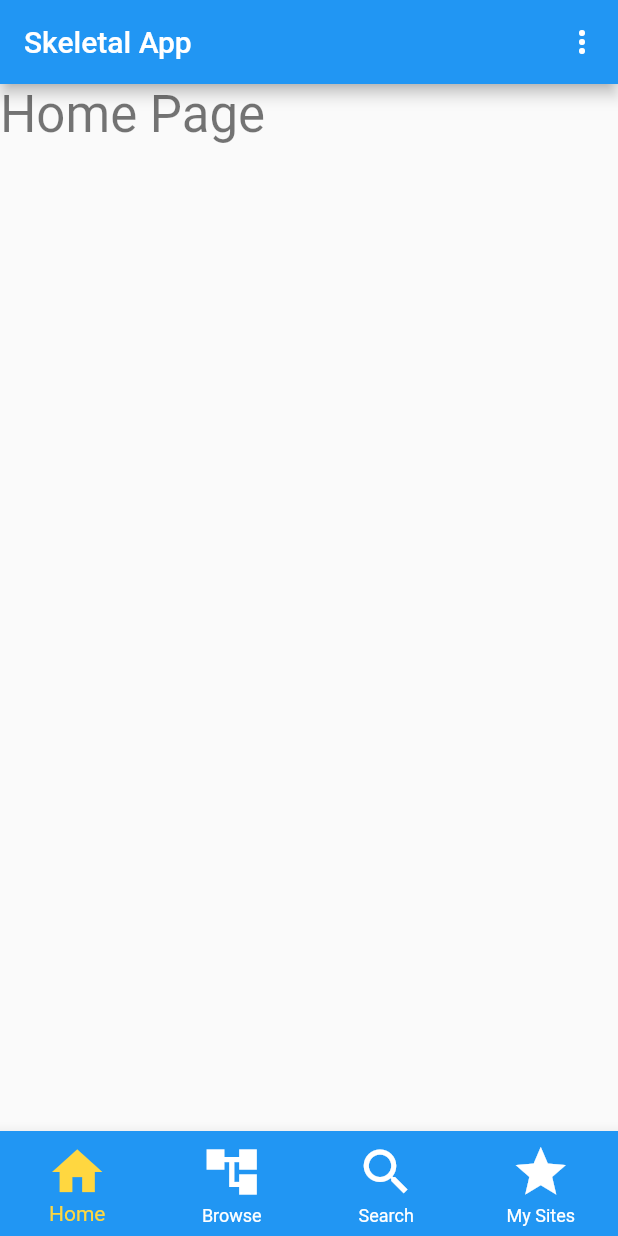
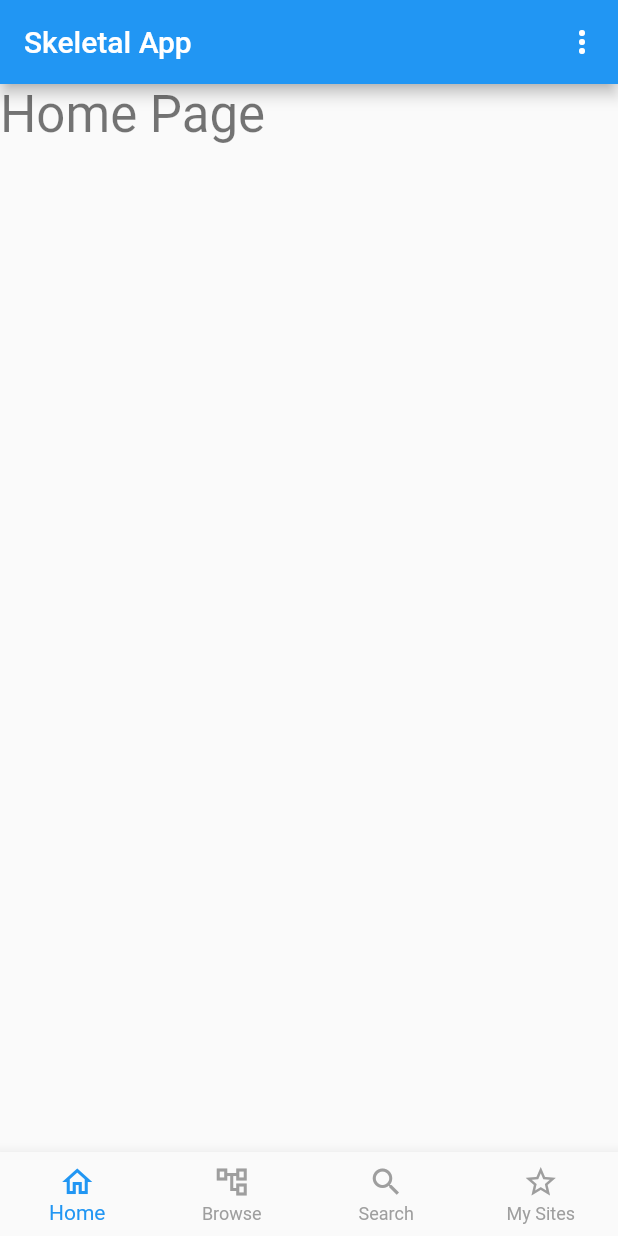
Before and after one commit to stownend/flutter_framework, a Flutter app: the screen it shows after launch, on a phone screen of 412 x 824 dp. Run offline on Flutter 3.47's test engine with Material 2 defaults, Android fonts, the phone set to English and light mode, and no system bars; our stand-ins replace logger.

Commit message:
Improved nav bar icons and colors

```diff
--- a/lib/app/home/my_scaffold.dart
+++ b/lib/app/home/my_scaffold.dart
@@ -66,30 +66,30 @@ class MyScaffold extends StatelessWidget {
       ),
 
       bottomNavigationBar: BottomNavigationBar(
-          iconSize: 40,
+          iconSize: 24,
 
-          backgroundColor: MaterialColor(0xFF2196F3, colorService.colorSwatchShades),
+          //backgroundColor: MaterialColor(0xFF2196F3, colorService.colorSwatchShades),
           type: BottomNavigationBarType.fixed, // Prevents background going to white when "shifting" e.g. more than 3 icons
 
-          unselectedItemColor: Colors.white,
-          selectedItemColor: Colors.amberAccent,
+          unselectedItemColor: Colors.grey[500],
+          //selectedItemColor: Colors.amberAccent,
           currentIndex: navIndex?? 0,
 
           items: const <BottomNavigationBarItem>[
             BottomNavigationBarItem(
-              icon: Icon(Icons.home),
+              icon: Icon(Icons.home_outlined),
               label: 'Home',
             ),
             BottomNavigationBarItem(
-              icon: Icon(Icons.account_tree),
+              icon: Icon(Icons.account_tree_outlined),
               label: 'Browse',
             ),
             BottomNavigationBarItem(
-              icon: Icon(Icons.search),
+              icon: Icon(Icons.search_outlined),
               label: 'Search',
             ),
             BottomNavigationBarItem(
-              icon: Icon(Icons.star),
+              icon: Icon(Icons.star_outline),
               label: 'My Sites',
             ),
           ],
```
